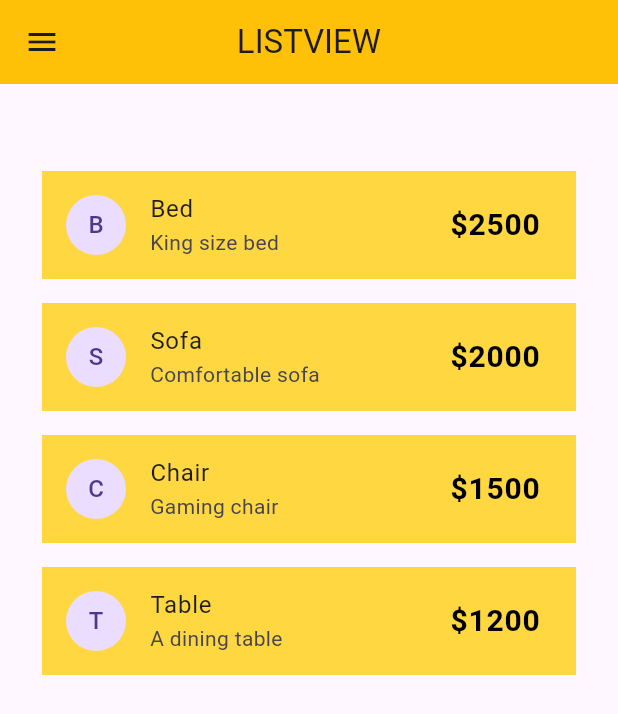
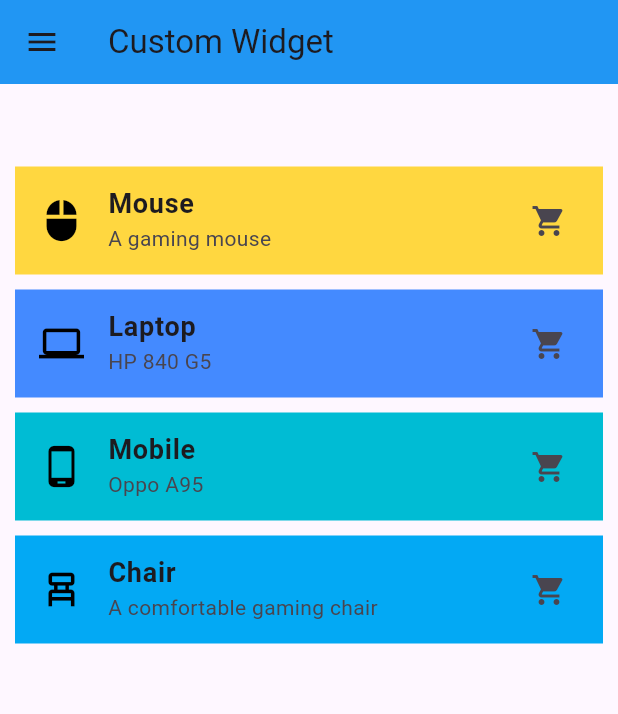
Before and after one commit to Tashfeen-Chohan/FLUTTER-T, a Flutter app: the screen it shows after launch, on a phone screen of 412 x 824 dp. Shown: the top 714 px of the screen. Run offline on Flutter 3.47's test engine with Material 3 defaults, Android fonts, the light colour scheme and no system bars.

Commit message:
BottomAppBar & Custom Widget

```diff
--- a/lib/main.dart
+++ b/lib/main.dart
@@ -1,4 +1,5 @@
 import 'package:coding_with_t/screens/container.dart';
+import 'package:coding_with_t/screens/custom_widget.dart';
 import 'package:coding_with_t/screens/dashboard.dart';
 import 'package:coding_with_t/screens/layout.dart';
 import 'package:coding_with_t/screens/listview.dart';
@@ -13,13 +14,14 @@ class MainApp extends StatelessWidget {
 
   @override
   Widget build(BuildContext context) {
-    return MaterialApp(
+    return const MaterialApp(
       title: "Coding With Tea",
       debugShowCheckedModeBanner: false,
       // home: Dashboard(),
       // home: ContainerScreen(),
       // home: LayoutScreen(),
-      home: ListViewScreen(),
+      // home: ListViewScreen(),
+      home: CustomWidget(),
     );
   }
 }
--- /dev/null
+++ b/lib/screens/custom_widget.dart
@@ -0,0 +1,48 @@
+import 'package:coding_with_t/common/drawer.dart';
+import 'package:coding_with_t/widgets/listtile_widget.dart';
+import 'package:flutter/material.dart';
+
+class CustomWidget extends StatelessWidget {
+  const CustomWidget({super.key});
+
+  @override
+  Widget build(BuildContext context) {
+    return Scaffold(
+      appBar: AppBar(
+        title: const Text("Custom Widget"),
+        backgroundColor: Colors.blue,
+      ),
+      drawer: const MyDrawer(),
+      body: ListView(
+        children: const [
+          SizedBox(
+            height: 50,
+          ),
+          ListTileWidget(
+            title: "Mouse",
+            subTitle: "A gaming mouse",
+            leadingIcon: Icons.mouse,
+          ),
+          ListTileWidget(
+            title: "Laptop",
+            subTitle: "HP 840 G5",
+            leadingIcon: Icons.laptop,
+            listTileColor: Colors.blueAccent,
+          ),
+          ListTileWidget(
+            title: "Mobile",
+            subTitle: "Oppo A95",
+            leadingIcon: Icons.phone_android,
+            listTileColor: Colors.cyan,
+          ),
+          ListTileWidget(
+            title: "Chair",
+            subTitle: "A comfortable gaming chair",
+            leadingIcon: Icons.chair_alt,
+            listTileColor: Colors.lightBlue,
+          ),
+        ],
+      ),
+    );
+  }
+}
--- /dev/null
+++ b/lib/widgets/listTile_widget.dart
@@ -0,0 +1,40 @@
+import 'package:flutter/material.dart';
+
+class ListTileWidget extends StatelessWidget {
+  // ListTileWidget({super.key});
+
+  final String title, subTitle;
+  final IconData leadingIcon, trailingIcon;
+  final Color? iconColor, listTileColor;
+
+  const ListTileWidget({
+    super.key,
+    required this.title,
+    required this.subTitle,
+    this.leadingIcon = Icons.label,
+    this.trailingIcon = Icons.shopping_cart,
+    this.iconColor = Colors.black,
+    this.listTileColor = Colors.amberAccent,
+  });
+
+  @override
+  Widget build(BuildContext context) {
+    return Padding(
+      padding: const EdgeInsets.symmetric(vertical: 5, horizontal: 10),
+      child: ListTile(
+        leading: Icon(
+          leadingIcon,
+          color: iconColor,
+          size: 30,
+        ),
+        title: Text(
+          title,
+          style: const TextStyle(fontWeight: FontWeight.bold, fontSize: 18),
+        ),
+        subtitle: Text(subTitle),
+        trailing: Icon(trailingIcon),
+        tileColor: listTileColor,
+      ),
+    );
+  }
+}
```
Also changed, not shown: lib/screens/listview.dart (+39 -3 lines).
